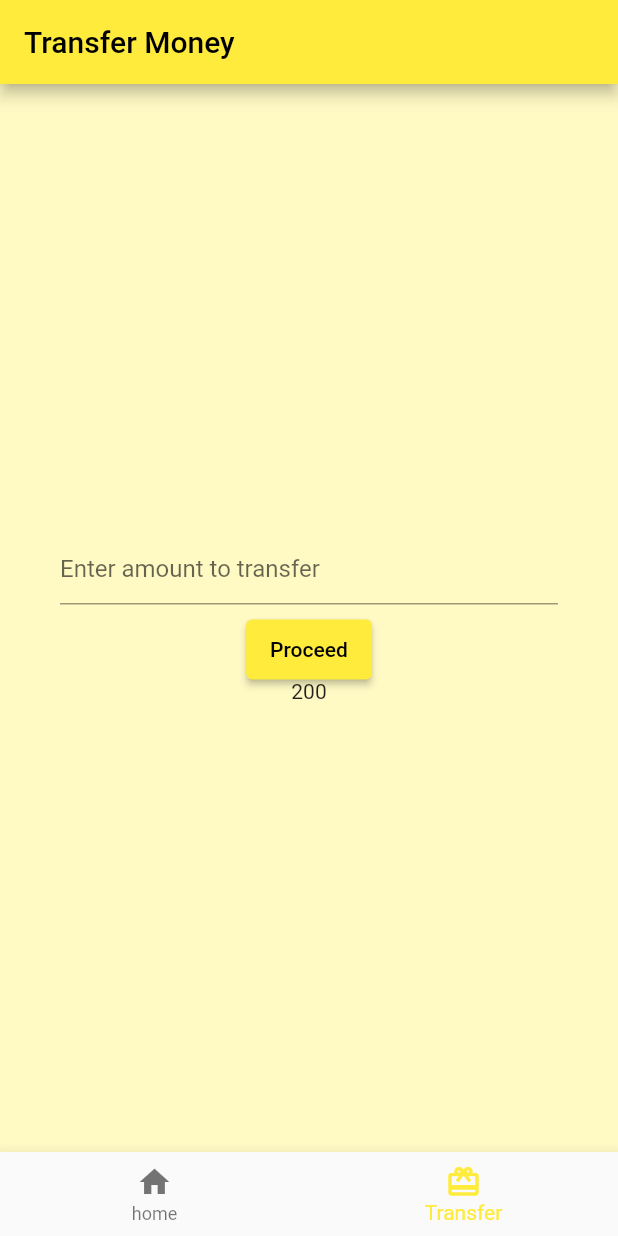
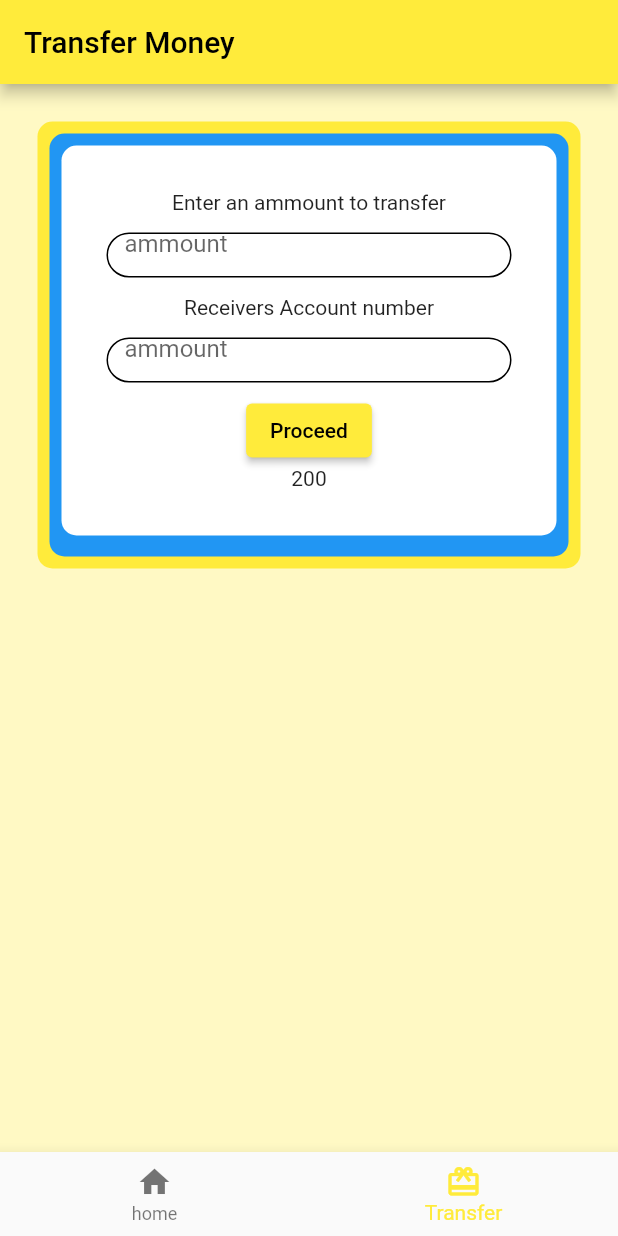
Before and after one commit to AnneRoki/OOPFfutter, a Flutter app: the screen it shows after launch, item 2 of the bottom bar chosen, on a phone screen of 412 x 824 dp. Run offline on Flutter 3.47's test engine with Material 2 defaults, Android fonts, the phone set to English and light mode, and no system bars.

Commit message:
Update moneyTransfer.dart

```diff
--- a/lib/moneyTransfer.dart
+++ b/lib/moneyTransfer.dart
@@ -18,21 +18,21 @@ class MoneyTransfer extends StatefulWidget {
   @override
   State<StatefulWidget> createState() {
     return new MoneyTransferState();
-    TextField createtext() => TextField();
   }
 }
 
 class MoneyTransferState extends State<MoneyTransfer> {
   TextEditingController textholder = TextEditingController();
-
-  @override
-  void dispose() {
-    textholder.dispose();
-    super.dispose();
-  }
+  TextEditingController accountnum = TextEditingController();
+  // @override
+  // void dispose() {
+  //   textholder.dispose();
+  //   super.dispose();
+  // }
 
   clearText() {
     textholder.clear();
+    accountnum.clear();
   }
 
   int ttt = 0;
@@ -41,27 +41,83 @@ class MoneyTransferState extends State<MoneyTransfer> {
     return new Scaffold(
         appBar: AppBar(
           title: Text('Transfer Money'),
+          backgroundColor: Colors.yellow,
         ),
         backgroundColor: Colors.yellow[100],
-      body: new Container(
-          padding: const EdgeInsets.all(40.0),
-          // ignore: unnecessary_new
-          child: new Column(
-            mainAxisAlignment: MainAxisAlignment.center,
-            children: <Widget>[
-              TextField(
+        body: Column(
+          children: [
+            Padding(
+              padding: EdgeInsets.all(25),
+              child: Container(
+                height: 298,
+                width: 600,
+                decoration: BoxDecoration(
+                    color: Colors.yellow,
+                    borderRadius: BorderRadius.all(Radius.circular(10))),
+                child: Padding(
+                  padding: EdgeInsets.all(8),
+                  child: Container(
+                    decoration: BoxDecoration(
+                        color: Colors.blue,
+                        borderRadius: BorderRadius.all(Radius.circular(10))),
+                    child: Padding(
+                      padding: EdgeInsets.all(8),
+                      child: Column(
+                        children: [
+                          Container(
+                            height: 260,
+                            width: 600,
+                            decoration: BoxDecoration(
+                                color: Colors.white,
+                                borderRadius:
+                                    BorderRadius.all(Radius.circular(10))),
+                            child: Padding(
+                              padding: EdgeInsets.all(30),
+                              child: Column(
+                                children: [
+                                  Text('Enter an ammount to transfer'),
+                                  Padding(padding: EdgeInsets.all(6)),
+                                  Container(
+                                    height: 30,
+                                    width: 400,
+                                    child: TextField(
                                       controller: textholder,
-                decoration:
-                    new InputDecoration(hintText: 'Enter amount to transfer'),
+                                      style: TextStyle(height: 0.8),
+                                      decoration: InputDecoration(
+                                          hintText: 'ammount',
+                                          enabledBorder: OutlineInputBorder(
+                                              borderRadius:
+                                                  BorderRadius.circular(20))),
                                       keyboardType: TextInputType.number,
                                       inputFormatters: <TextInputFormatter>[
-                  FilteringTextInputFormatter.digitsOnly
+                                        FilteringTextInputFormatter.digitsOnly,
                                       ],
                                     ),
+                                  ),
+                                  Padding(padding: EdgeInsets.all(6)),
+                                  Text(
+                                    'Receivers Account number',
+                                  ),
+                                  Padding(padding: EdgeInsets.all(6)),
                                   Container(
-                  height: 50,
-                  padding: EdgeInsets.fromLTRB(0, 10, 0, 0),
-                  child: ElevatedButton(
+                                    height: 30,
+                                    width: 400,
+                                    child: TextField(
+                                      controller: accountnum,
+                                      style: TextStyle(height: 0.8),
+                                      decoration: InputDecoration(
+                                          hintText: 'ammount',
+                                          enabledBorder: OutlineInputBorder(
+                                              borderRadius:
+                                                  BorderRadius.circular(20))),
+                                      keyboardType: TextInputType.number,
+                                      inputFormatters: <TextInputFormatter>[
+                                        FilteringTextInputFormatter.digitsOnly,
+                                      ],
+                                    ),
+                                  ),
+                                  Padding(padding: EdgeInsets.all(4)),
+                                  ElevatedButton(
                                     style: ElevatedButton.styleFrom(
                                       primary: Colors.yellow,
                                       onPrimary: Colors.black,
@@ -71,13 +127,21 @@ class MoneyTransferState extends State<MoneyTransfer> {
                                       _setvar();
                                       clearText();
                                     },
-                  )),
-              Container(
-                child: Text(money != null ? '$money' : ""),
+                                  ),
+                                  Text(money != null ? '$money' : ""),
+                                ],
+                              ),
+                            ),
                           ),
                         ],
-          )),
-    );
+                      ),
+                    ),
+                  ),
+                ),
+              ),
+            )
+          ],
+        ));
   }
 
   void _setvar() {
```
Lines whose indentation alone changed are shown as unchanged.
